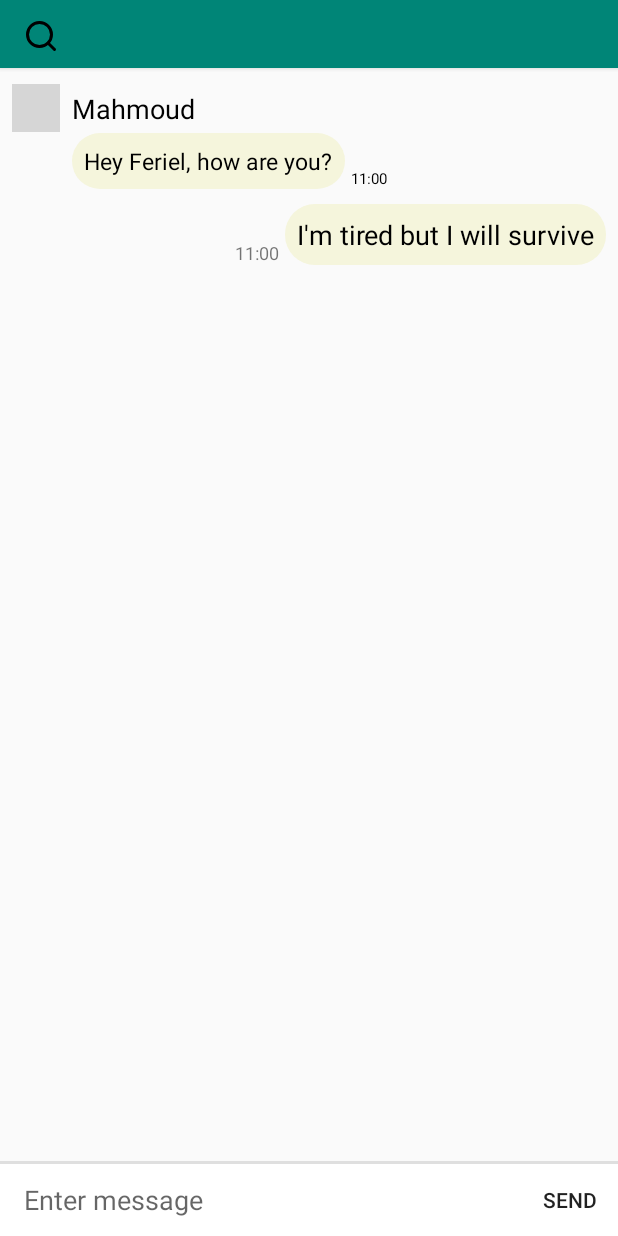
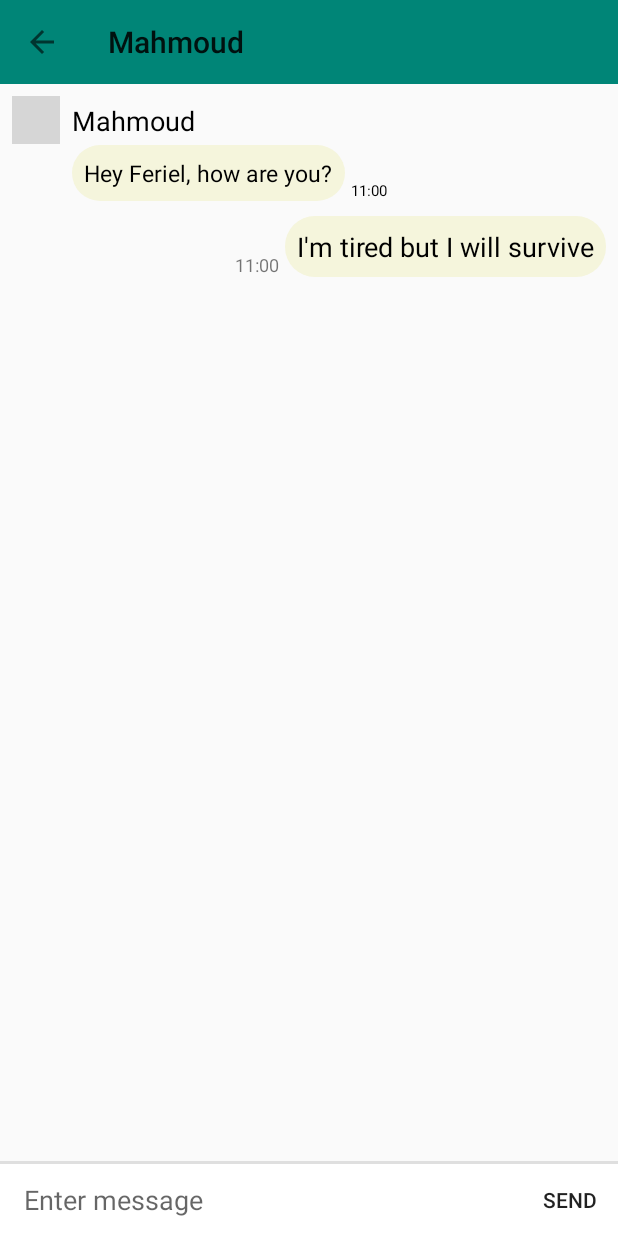
Before and after one commit to AMOS-NextHMI/messaging-frontend, an Android app: the ConversationActivity screen opened directly, with no data from a screen before it, on a phone screen of 412 x 824 dp. Run offline under Robolectric (Android 15) with nearby library versions, the phone set to English and light mode, and no system bars; 1 statement that could not run was skipped; grey boxes are pictures that could not be loaded.

Commit message:
Verbesserung  der return button (faster), and fixed design

```diff
--- a/mobile/src/main/java/com/example/messaging_frontend/ConversationActivity.java
+++ b/mobile/src/main/java/com/example/messaging_frontend/ConversationActivity.java
@@ -1,12 +1,15 @@
 package com.example.messaging_frontend;
 
 import androidx.appcompat.app.AppCompatActivity;
+import androidx.appcompat.widget.Toolbar;
 import androidx.recyclerview.widget.LinearLayoutManager;
 import androidx.recyclerview.widget.RecyclerView;
 
 import android.content.Context;
 import android.content.Intent;
 import android.os.Bundle;
+import android.view.Menu;
+import android.view.MenuItem;
 import android.view.View;
 import android.widget.Button;
 import android.widget.EditText;
@@ -39,6 +42,7 @@ public class ConversationActivity extends AppCompatActivity {
     Button returnButton;
     EditText messageSent;
     Contact mSender;
+    Contact mReceiver;
     Date mDate;
 
     @Override
@@ -48,7 +52,8 @@ public class ConversationActivity extends AppCompatActivity {
         setContentView(R.layout.activity_conversation);
 
         messageList =  mockMessageList();
-        mSender = new Contact("feriel",2);
+        mSender = new Contact("Feriel",2);
+        mReceiver = new Contact("Mahmoud",3);
         mDate = new Date();
         mMessageRecycler = (RecyclerView) findViewById(R.id.reyclerview_message_list);
         mMessageAdapter = new ConversationAdapter(this, messageList);
@@ -62,17 +67,24 @@ public class ConversationActivity extends AppCompatActivity {
                 send_message();
             }
         });
-        returnButton =  (Button) findViewById(R.id.return_button);
 
-        returnButton.setOnClickListener(new View.OnClickListener(){
-            @Override
-            public void onClick(View v) {
-                Context context = v.getContext();
-                Intent intent =  new Intent(context, ConversationsListActivity.class);
-                ((Context) context).startActivity(intent);
-            }
-        });
 
+        Toolbar toolbar = (Toolbar) findViewById(R.id.conversation_toolbar);
+        toolbar.setTitle(mReceiver.getName());
+        setSupportActionBar(toolbar);
+        getSupportActionBar().setDisplayHomeAsUpEnabled(true);
+        getSupportActionBar().setDisplayShowHomeEnabled(true);
+
+
+    }
+    @Override
+    public boolean onOptionsItemSelected(MenuItem item) {
+        // handle arrow click here
+        if (item.getItemId() == android.R.id.home) {
+            finish(); // close this activity and return to preview activity (if there is any)
+        }
+
+        return super.onOptionsItemSelected(item);
     }
 
     private List<Message> mockMessageList() {
--- a/mobile/src/main/res/layout/activity_conversation.xml
+++ b/mobile/src/main/res/layout/activity_conversation.xml
@@ -16,20 +16,20 @@
         android:background="#ffffff"
         tools:ignore="MissingConstraints">
 
+
     <com.google.android.material.appbar.AppBarLayout
         android:id="@+id/appbarBabyy"
         android:layout_width="match_parent"
-        android:layout_height="45dp"
-        tools:ignore="MissingConstraints">
-        <Button
-            android:id="@+id/return_button"
-            android:background="?attr/selectableItemBackground"
-            android:clickable="true"
-            android:layout_width="64dp"
-            android:layout_height="48dp"
-            android:gravity="center"
-            android:layout_marginLeft="15dp"
-            android:drawableLeft="@drawable/ic_action_search" />
+        android:layout_height="56dp">
+        <androidx.appcompat.widget.Toolbar
+            android:id="@+id/conversation_toolbar"
+            android:layout_centerVertical="true"
+            android:layout_width="match_parent"
+            android:layout_height="?attr/actionBarSize"
+            android:clipChildren="true">
+        </androidx.appcompat.widget.Toolbar>
+
+
 
     </com.google.android.material.appbar.AppBarLayout>
     </LinearLayout>
```
Also changed, not shown: mobile/src/main/res/layout/activity_conversations_list.xml (+6 -5 lines).
